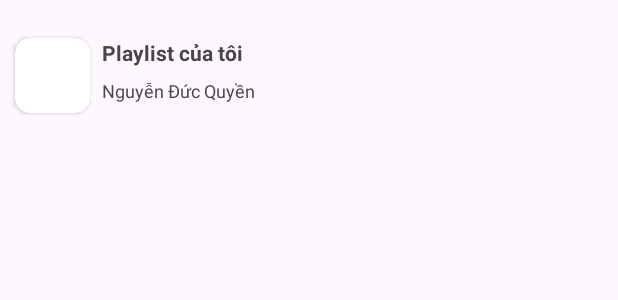
After one commit to Amorydev/MusicApp, an Android app: the layout layout_recyclerview_item_playlist.xml on its own in the app's theme, with its tools: preview values and no code run, on a phone screen of 412 x 824 dp. The commit adds this screen. Shown: the top 300 px of the screen. Run offline under Robolectric (Android 15) with nearby library versions, the phone set to English and light mode, and no system bars; network calls fail.

Commit message:
feat: Continue handle add playlist function

```diff
--- /dev/null
+++ b/app/src/main/java/com/amory/musicapp/Interface/OnclickItemPlaylist.kt
@@ -0,0 +1,5 @@
+package com.amory.musicapp.Interface
+
+interface OnclickItemPlaylist {
+    fun onClickItemPlaylist(position : Int)
+}
--- a/app/src/main/java/com/amory/musicapp/activities/SearchActivity.kt
+++ b/app/src/main/java/com/amory/musicapp/activities/SearchActivity.kt
@@ -89,7 +89,7 @@ class SearchActivity : AppCompatActivity() {
                 .debounce(300)
                 .filter { it.isEmpty().not() }
                 .collect {
-                    searchFunction.toString()
+                    searchFunction(it.toString())
                 }
         }
     }
--- a/app/src/main/java/com/amory/musicapp/adapter/PopularTrackAdapter.kt
+++ b/app/src/main/java/com/amory/musicapp/adapter/PopularTrackAdapter.kt
@@ -1,5 +1,6 @@
 package com.amory.musicapp.adapter
 
+import android.annotation.SuppressLint
 import android.view.LayoutInflater
 import android.view.ViewGroup
 import androidx.recyclerview.widget.RecyclerView
@@ -19,6 +20,7 @@ class PopularTrackAdapter(private val listTrack: MutableList<Track>, private val
             Glide.with(binding.root).load(data.thumbnail).into(binding.imvTrackImage)
         }
     }
+    @SuppressLint("DefaultLocale")
     fun formatSecondsToMinutesAndSeconds(seconds: Int): String {
         val minutes = seconds / 60
         val remainingSeconds = seconds % 60
--- a/app/src/main/java/com/amory/musicapp/fragment/AddPlaylistFragment.kt
+++ b/app/src/main/java/com/amory/musicapp/fragment/AddPlaylistFragment.kt
@@ -45,6 +45,12 @@ class AddPlaylistFragment : Fragment() {
                     Toast.makeText(requireContext(), "Add playlist success", Toast.LENGTH_SHORT)
                         .show()
                     val fragment = DetailPlaylistFragment()
+
+                    val bundle = Bundle()
+                    bundle.putString("namePlaylist", name)
+                    bundle.putBoolean("isPublic", isPublic)
+                    fragment.arguments = bundle
+
                     requireActivity().supportFragmentManager.beginTransaction()
                         .replace(R.id.fragment_container, fragment)
                         .addToBackStack(null)
--- a/app/src/main/java/com/amory/musicapp/fragment/DetailPlaylistFragment.kt
+++ b/app/src/main/java/com/amory/musicapp/fragment/DetailPlaylistFragment.kt
@@ -15,7 +15,6 @@ class DetailPlaylistFragment : Fragment() {
         inflater: LayoutInflater, container: ViewGroup?,
         savedInstanceState: Bundle?
     ): View? {
-        // Inflate the layout for this fragment
         return inflater.inflate(R.layout.fragment_detail_playlist, container, false)
     }
 
--- a/app/src/main/res/layout/fragment_library.xml
+++ b/app/src/main/res/layout/fragment_library.xml
@@ -210,6 +210,7 @@
                         app:layout_constraintTop_toTopOf="parent" />
                 </androidx.constraintlayout.widget.ConstraintLayout>
                 <androidx.recyclerview.widget.RecyclerView
+                    android:id="@+id/playlistRV"
                     android:layout_width="match_parent"
                     android:layout_height="wrap_content"
                     android:layout_margin="10dp"/>
--- /dev/null
+++ b/app/src/main/res/layout/layout_recyclerview_item_playlist.xml
@@ -0,0 +1,46 @@
+<?xml version="1.0" encoding="utf-8"?>
+<androidx.constraintlayout.widget.ConstraintLayout xmlns:android="http://schemas.android.com/apk/res/android"
+    xmlns:app="http://schemas.android.com/apk/res-auto"
+    xmlns:tools="http://schemas.android.com/tools"
+    android:layout_width="match_parent"
+    android:layout_height="100dp">
+
+    <androidx.cardview.widget.CardView
+        android:id="@+id/cardView3"
+        android:layout_width="50dp"
+        android:layout_height="50dp"
+        android:layout_marginStart="10dp"
+        app:cardCornerRadius="10dp"
+        app:layout_constraintBottom_toBottomOf="parent"
+        app:layout_constraintStart_toStartOf="parent"
+        app:layout_constraintTop_toTopOf="parent">
+
+        <ImageView
+            android:id="@+id/playlistImage"
+            android:layout_width="match_parent"
+            android:layout_height="match_parent"
+            tools:ignore="ContentDescription" />
+    </androidx.cardview.widget.CardView>
+
+    <TextView
+        android:id="@+id/namePlaylistTxt"
+        android:layout_width="200dp"
+        android:layout_height="wrap_content"
+        android:layout_marginStart="8dp"
+        android:text="Playlist của tôi"
+        android:textSize="14sp"
+        android:textStyle="bold"
+        app:layout_constraintStart_toEndOf="@+id/cardView3"
+        app:layout_constraintTop_toTopOf="@+id/cardView3" />
+
+    <TextView
+        android:id="@+id/ArtistPlaylistTxt"
+        android:layout_width="200dp"
+        android:layout_height="wrap_content"
+        android:text="Nguyễn Đức Quyền"
+        android:textSize="12sp"
+        app:layout_constraintBottom_toBottomOf="@+id/cardView3"
+        app:layout_constraintStart_toStartOf="@+id/namePlaylistTxt"
+        app:layout_constraintTop_toBottomOf="@+id/namePlaylistTxt" />
+
+</androidx.constraintlayout.widget.ConstraintLayout>
--- a/app/src/main/res/layout/layout_recyclerview_search_artist.xml
+++ b/app/src/main/res/layout/layout_recyclerview_search_artist.xml
@@ -30,6 +30,7 @@
         android:text="Sơn Tùng M-TP"
         android:textColor="@color/black"
         android:textSize="14sp"
+        android:textAlignment="center"
         app:layout_constraintBottom_toBottomOf="parent"
         app:layout_constraintEnd_toEndOf="@+id/cardView2"
         app:layout_constraintStart_toStartOf="@+id/cardView2"
```
Also changed, not shown: app/src/main/java/com/amory/musicapp/adapter/PlaylistAdapter.kt (added, +41 -0 lines), app/src/main/java/com/amory/musicapp/fragment/LibraryFragment.kt (+28 -0 lines), app/src/main/java/com/amory/musicapp/managers/PlaylistManager.kt (+32 -4 lines), app/src/main/java/com/amory/musicapp/model/Playlist.kt (added, +13 -0 lines), app/src/main/java/com/amory/musicapp/model/PlaylistResponse.kt (added, +10 -0 lines), app/src/main/java/com/amory/musicapp/retrofit/APICallPlaylist.kt (+9 -0 lines).
